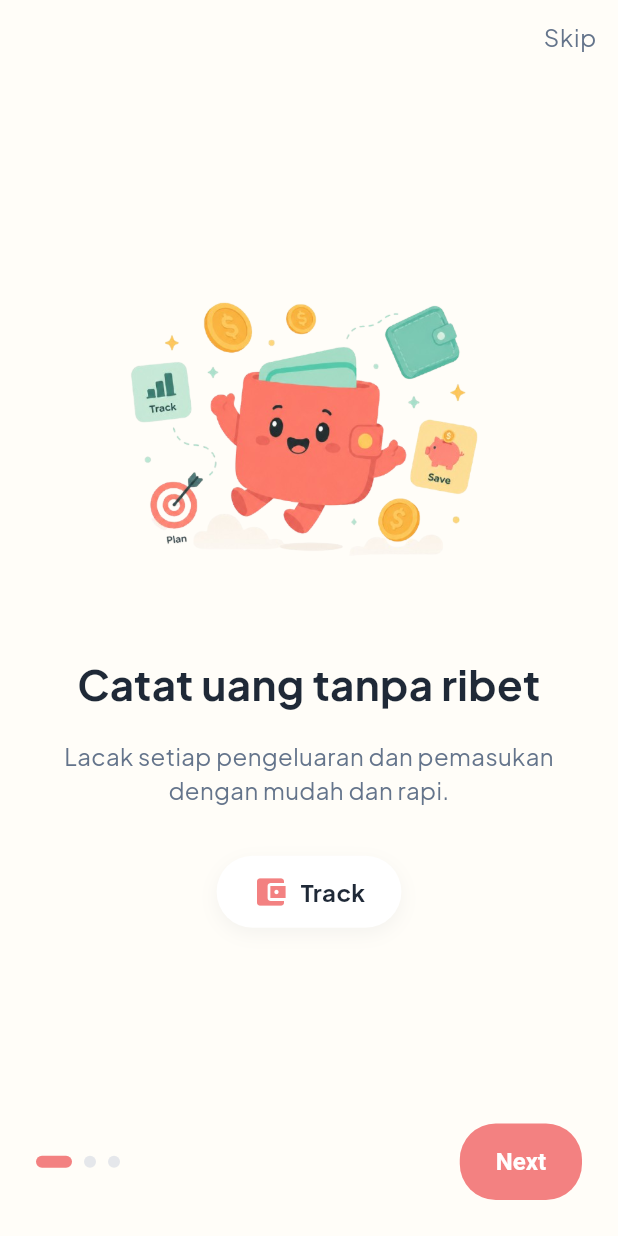
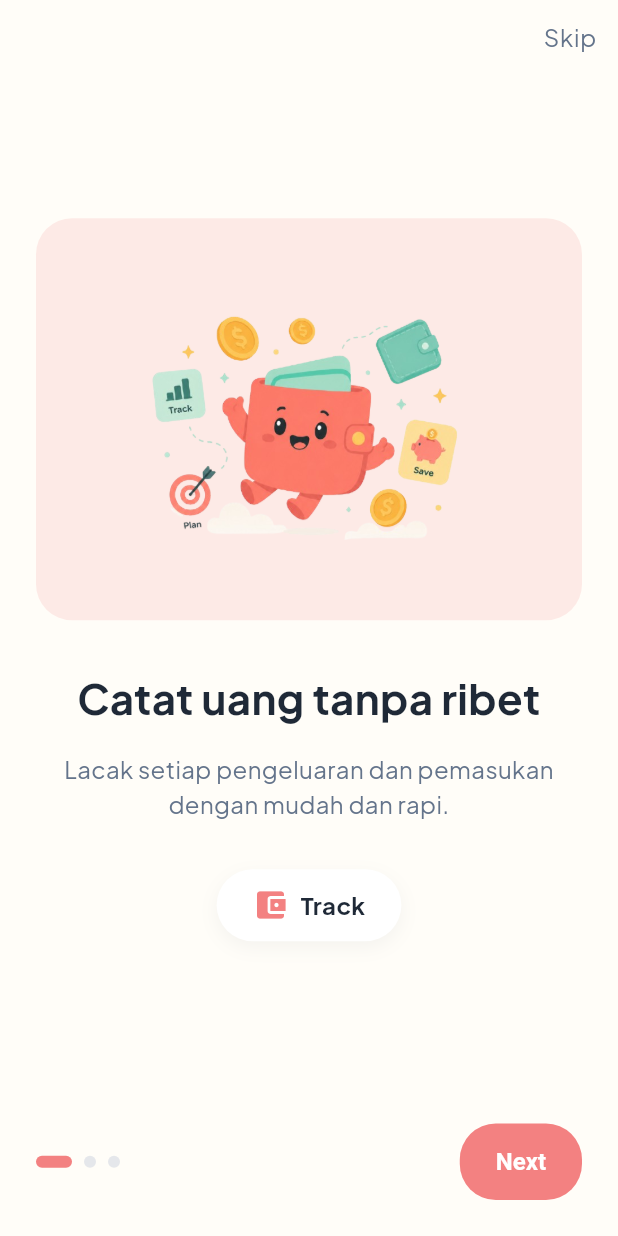
Before and after one commit to elfnc/sakuin, a Flutter app: the screen it shows after launch, on a phone screen of 412 x 824 dp. Run offline on Flutter 3.47's test engine with Material 3 defaults, Android fonts, the phone set to English and light mode, and no system bars; our stand-ins replace drift, flutter_riverpod, go_router, google_fonts, riverpod_annotation; accounts and stored records are empty; generated files the repository leaves out were written again.

Commit message:
Add colored frame to onboarding illustration

```diff
--- a/lib/features/onboarding/presentation/screens/onboarding_screen.dart
+++ b/lib/features/onboarding/presentation/screens/onboarding_screen.dart
@@ -26,6 +26,7 @@ class _OnboardingScreenState extends ConsumerState<OnboardingScreen> {
       'body': 'Lacak setiap pengeluaran dan pemasukan dengan mudah dan rapi.',
       'cardIcon': Icons.account_balance_wallet,
       'cardLabel': 'Track',
+      'color': AppColors.primary,
       'imagePath': AppAssets.onboarding1,
     },
     {
@@ -33,6 +34,7 @@ class _OnboardingScreenState extends ConsumerState<OnboardingScreen> {
       'body': 'Otomatis baca struk belanja kamu tanpa perlu ketik manual.',
       'cardIcon': Icons.receipt_long,
       'cardLabel': 'Scan',
+      'color': AppColors.secondary,
       'imagePath': AppAssets.onboarding2,
     },
     {
@@ -40,6 +42,7 @@ class _OnboardingScreenState extends ConsumerState<OnboardingScreen> {
       'body': 'Pantau progress target tabungan kamu sampai terkumpul.',
       'cardIcon': Icons.savings,
       'cardLabel': 'Savings',
+      'color': AppColors.softAccent,
       'imagePath': AppAssets.onboarding3,
     },
   ];
@@ -101,11 +104,21 @@ class _OnboardingScreenState extends ConsumerState<OnboardingScreen> {
                       mainAxisAlignment: MainAxisAlignment.center,
                       children: [
                         // Top Illustration
-                        Image.asset(
-                          slide['imagePath'],
-                          width: 250,
-                          height: 250,
-                          fit: BoxFit.contain,
+                        Container(
+                          width: double.infinity,
+                          padding: const EdgeInsets.symmetric(vertical: AppSpacing.s24),
+                          decoration: BoxDecoration(
+                            color: slide['color'].withValues(alpha: 0.15),
+                            borderRadius: BorderRadius.circular(AppRadius.large),
+                          ),
+                          child: Center(
+                            child: Image.asset(
+                              slide['imagePath'],
+                              width: 220,
+                              height: 220,
+                              fit: BoxFit.contain,
+                            ),
+                          ),
                         ),
                         const SizedBox(height: AppSpacing.s32),
                         // Headline
```
